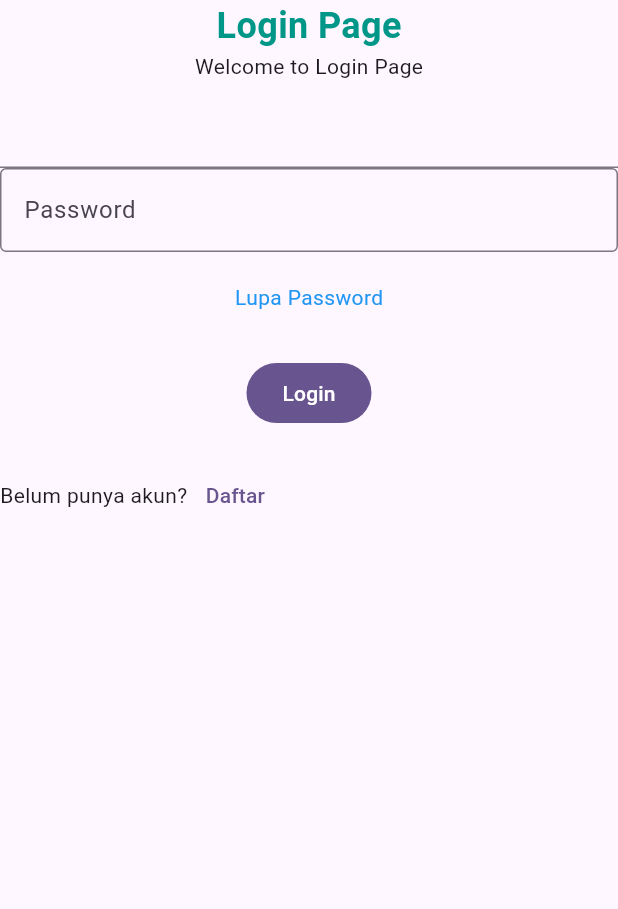
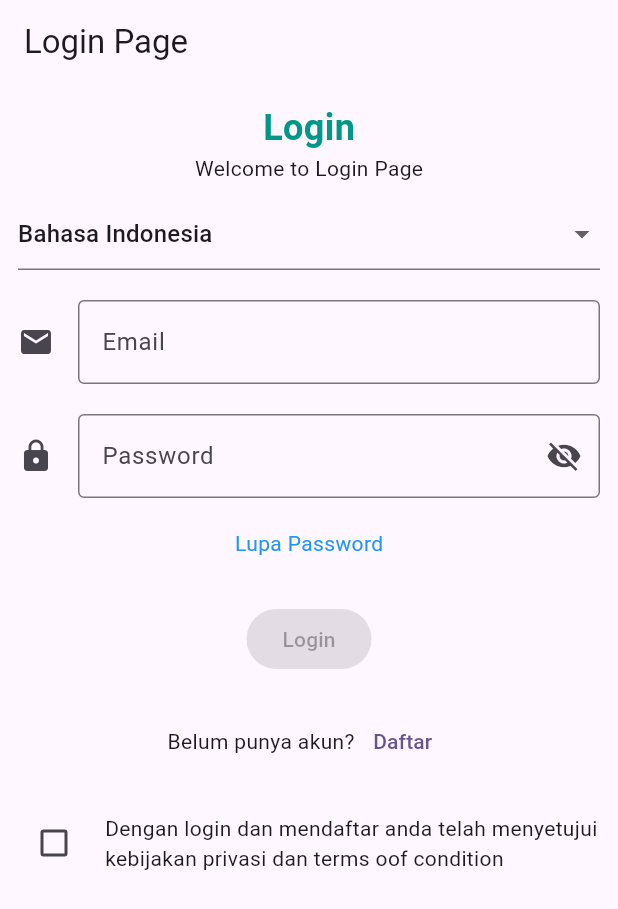
Before and after one commit to ziesazies/myskill_learn_flutter, a Flutter app: the screen it shows after launch, on a phone screen of 412 x 824 dp. Shown: the top 909 px of the screen. Run offline on Flutter 3.47's test engine with Material 3 defaults, Android fonts, the phone set to English and light mode, and no system bars; our stand-ins replace eva_icons_flutter, flutter_riverpod, google_fonts.

Commit message:
learning flutter riverpod and simple ui

```diff
--- a/lib/pages/login_page.dart
+++ b/lib/pages/login_page.dart
@@ -10,13 +10,26 @@ class LoginPage extends StatefulWidget {
 class _LoginPageState extends State<LoginPage> {
   final TextEditingController _emailController = TextEditingController();
   final TextEditingController _passwordController = TextEditingController();
+  bool _isVisible = true;
+  bool _isCheck = false;
+
+  String? selectedBahasa = 'ID';
+
+  List<Map<dynamic, dynamic>> bahasa = <Map<dynamic, dynamic>>[
+    <dynamic, dynamic>{'id': 'ID', 'title': 'Bahasa Indonesia'},
+    <dynamic, dynamic>{'id': 'EN', 'title': 'English'},
+  ];
+
   @override
   Widget build(BuildContext context) {
     return Scaffold(
-      body: Column(
+      appBar: AppBar(title: Text('Login Page')),
+      body: Padding(
+        padding: const EdgeInsets.all(12.0),
+        child: Column(
           children: [
             Text(
-            'Login Page',
+              'Login',
               style: TextStyle(
                 fontSize: 24,
                 fontWeight: FontWeight.bold,
@@ -25,28 +38,93 @@ class _LoginPageState extends State<LoginPage> {
             ),
             Text('Welcome to Login Page'),
             SizedBox(height: 10),
-          TextField(controller: _emailController),
+            SizedBox(
+              width: double.infinity,
+              child: DropdownButtonFormField<String>(
+                value: selectedBahasa,
+                items:
+                    bahasa.map<DropdownMenuItem<String>>((
+                      Map<dynamic, dynamic> data,
+                    ) {
+                      return DropdownMenuItem<String>(
+                        value: data['id'],
+                        child: Text(data['title']),
+                      );
+                    }).toList(),
+                onChanged: (String? value) {
+                  setState(() {
+                    selectedBahasa = value;
+                  });
+                },
+              ),
+            ),
+            SizedBox(height: 20),
+            TextField(
+              controller: _emailController,
+              decoration: InputDecoration(
+                hintText: 'abc@mail.com',
+                labelText: 'Email',
+                border: OutlineInputBorder(),
+                icon: Icon(Icons.email),
+              ),
+            ),
+            SizedBox(height: 20),
             TextField(
               controller: _passwordController,
-            obscureText: true,
+              obscureText: _isVisible ? true : false,
               decoration: InputDecoration(
                 hintText: 'Password',
                 labelText: 'Password',
                 border: OutlineInputBorder(),
+                icon: Icon(Icons.lock),
+                suffixIcon: InkWell(
+                  child: Icon(
+                    _isVisible ? Icons.visibility_off : Icons.visibility,
+                  ),
+                  onTap: () {
+                    setState(() {
+                      _isVisible = !_isVisible;
+                    });
+                  },
+                ),
               ),
             ),
             SizedBox(height: 20),
             Text('Lupa Password', style: TextStyle(color: Colors.blue)),
             SizedBox(height: 30),
-          FilledButton(onPressed: () {}, child: Text('Login')),
+            FilledButton(
+              onPressed: _isCheck == true ? () {} : null,
+              child: Text('Login'),
+            ),
             SizedBox(height: 20),
             Row(
+              mainAxisAlignment: MainAxisAlignment.center,
               children: [
                 Text('Belum punya akun?'),
                 TextButton(onPressed: () {}, child: Text('Daftar')),
               ],
             ),
+            SizedBox(height: 20),
+            Row(
+              children: [
+                Checkbox(
+                  value: _isCheck,
+                  onChanged: (value) {
+                    setState(() {
+                      _isCheck = !_isCheck;
+                    });
+                  },
+                ),
+                SizedBox(width: 10),
+                Expanded(
+                  child: Text(
+                    'Dengan login dan mendaftar anda telah menyetujui kebijakan privasi dan terms oof condition',
+                  ),
+                ),
               ],
+            ),
+          ],
+        ),
       ),
     );
   }
--- a/pubspec.yaml
+++ b/pubspec.yaml
@@ -19,7 +19,7 @@ publish_to: "none" # Remove this line if you wish to publish to pub.dev
 version: 1.0.0+1
 
 environment:
-  sdk: ^3.7.2
+  sdk: ^3.7.0
 
 # Dependencies specify other packages that your package needs in order to work.
 # To automatically upgrade your package dependencies to the latest versions
```
Also changed, not shown: pubspec.lock, 2 other files. Lines whose indentation alone changed are shown as unchanged.
